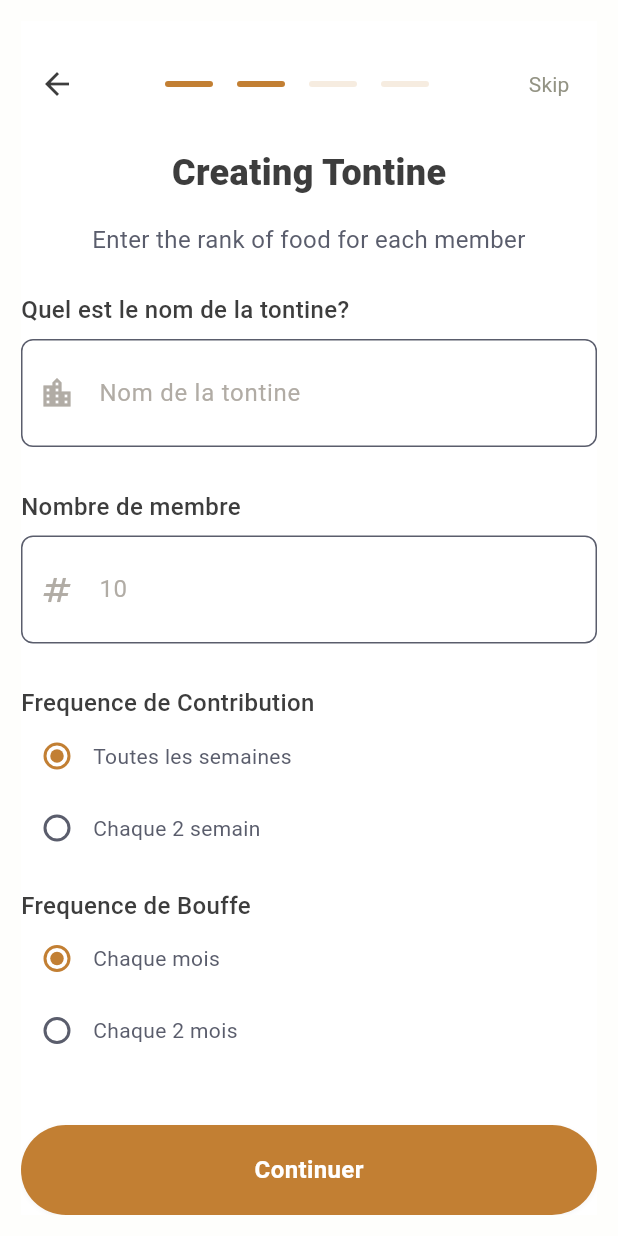
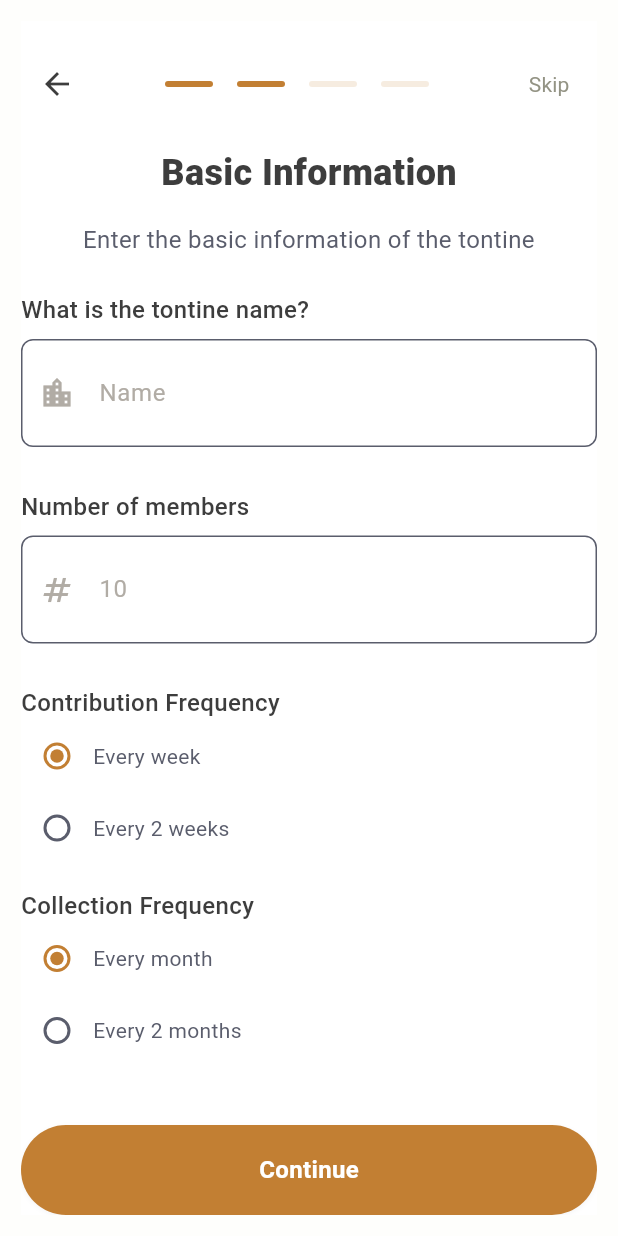
Before and after one commit to konnofuente/manzon, a Flutter app: the CreateTontinePage screen opened by its route, after a tap on "Skip", on a phone screen of 412 x 824 dp. Run offline on Flutter 3.47's test engine with Material 3 defaults, Android fonts, the phone set to English and light mode, and no system bars; our stand-ins replace cloud_firestore, connectivity_plus, contacts_service, equatable, firebase_auth, firebase_core and 10 more; missing offline and left inert: connection_notifier, firebase_app_check; accounts and stored records are empty; Roboto replaces fonts that are missing (Rubik); project files that could hold a hidden picture were left out.

Commit message:
refactor(app): 15 updated app langauge

```diff
--- a/lib/app/manzon.dart
+++ b/lib/app/manzon.dart
@@ -37,7 +37,7 @@ class _ManzonAppState extends State<ManzonApp> {
           translations: widget.translations,
           locale: Get.deviceLocale,
           fallbackLocale: Locale('en', 'US'),
-          initialRoute: AppRouteNames.modifyAssociation,
+          initialRoute: AppRouteNames.splash,
           getPages: AppRoutes.routes
         ),
       ),
--- a/lib/presentation/controllers/create_tontine_controller.dart
+++ b/lib/presentation/controllers/create_tontine_controller.dart
@@ -22,6 +22,7 @@ class CreateTontineController extends GetxController {
   var filteredContacts = <Contact>[].obs;
   var selectedContacts = <Contact>[].obs;
   final RxBool orderVerficication = true.obs;
+  var isCreatingTontine = false.obs;
 
   // Step 1: Select Members
   final RxList<MemberEntity> selectedMembers = <MemberEntity>[].obs;
@@ -194,7 +195,7 @@ class CreateTontineController extends GetxController {
     receiverFrequency.value = value;
   }
 
-void createTontine() async {
+  void createTontine() async {
     final tontine = TontineModel(
       id: Uuid().v4(),
       name: tontineNameController.text,
@@ -205,36 +206,24 @@ void createTontine() async {
       membersId: selectedMembers.map((m) => m.id).toList(),
       orderList: selectedMembers.map((e) => MemberMapper.toModel(e)).toList(),
       cycles: [],
-      associationId: 'association_id', // Replace with actual association ID
-      cycleDuration: 4, // Example value, replace with actual cycle duration
+      associationId: 'association_id',
+      cycleDuration: 4,
       currentCycle: 0,
     );
 
-    // Printing all tontine values for debugging
-    print('Tontine Values:');
-    print('ID: ${tontine.id}');
-    print('Name: ${tontine.name}');
-    print('Contribution Amount: ${tontine.contributionAmount}');
-    print('Contribution Frequency: ${tontine.contributionFrequency}');
-    print('Receiver Frequency: ${tontine.receiverFrequency}');
-    print('Members: ${tontine.members}');
-    print('Members ID: ${tontine.membersId}');
-    print('Order List: ${tontine.orderList}');
-    print('Cycles: ${tontine.cycles}');
-    print('Association ID: ${tontine.associationId}');
-    print('Cycle Duration: ${tontine.cycleDuration}');
-    print('Current Cycle: ${tontine.currentCycle}');
-
-  try {
+    try {
+      isCreatingTontine.value = true;
       await tontineDataSource.addTontine(tontine);
-      ToastUtils.showSuccess(Get.context!, "Tontine", "Your Tontine was successfully created");
-  } catch (e) {
-      // Handle any exceptions that occur during the execution of the code inside the try block
+      isCreatingTontine.value = false;
+      ToastUtils.showSuccess(
+          Get.context!, "Tontine", "Your Tontine was successfully created");
+    } catch (e) {
       print('Error: $e');
-      ToastUtils.showError(Get.context!, "Error", "An error occurred while creating the Tontine");
-  }
+      isCreatingTontine.value = false;
+      ToastUtils.showError(Get.context!, "Error",
+          "An error occurred while creating the Tontine");
+    }
 
     Get.toNamed(AppRouteNames.associationPage);
+  }
 }
-
-}
--- a/lib/presentation/pages/association_page/widgets/association_header.dart
+++ b/lib/presentation/pages/association_page/widgets/association_header.dart
@@ -63,7 +63,7 @@ class AssociationHeader extends StatelessWidget {
                     ),
                     // SizedBox(height: 4),
                     Text(
-                      '${'created_on.tr'} $createdDate', // Dynamic createdDate passed as a prop
+                      '${'created_on'.tr} $createdDate', // Dynamic createdDate passed as a prop
                       style: getMediumStyle(
                         color: AppColors.grayNormal,
                         fontSize: FontSize.s12,
--- a/lib/presentation/pages/create_association/components/basic_information.dart
+++ b/lib/presentation/pages/create_association/components/basic_information.dart
@@ -4,8 +4,6 @@ import 'package:flutter/material.dart';
 import 'package:image_picker/image_picker.dart';
 import 'package:manzon/app/core/helpers/keyboard.dart';
 import 'package:manzon/app/core/utils/screen_util.dart';
-import 'package:manzon/app/config/theme/app_colors.dart';
-import 'package:manzon/app/config/theme/style_manager.dart';
 import 'package:manzon/app/config/theme/export_theme_manager.dart';
 import 'package:manzon/presentation/widgets/text_field_widget.dart';
 import 'package:manzon/presentation/widgets/buttons/default_button.dart';
--- a/lib/presentation/pages/create_association/export_create_association.dart
+++ b/lib/presentation/pages/create_association/export_create_association.dart
@@ -1,6 +1,5 @@
 export 'components/TopNavigationIndicator.dart';
 export 'components/basic_information.dart';
-export 'components/creating_loader.dart';
 export 'components/headquater.dart';
 export 'components/meeting_days.dart';
 export 'components/meeting_frequency.dart';
--- a/lib/presentation/pages/create_tontine/components/order_members.dart
+++ b/lib/presentation/pages/create_tontine/components/order_members.dart
@@ -20,14 +20,14 @@ class _OrderMembersState extends State<OrderMembers> {
     return Scaffold(
       body: Column(
         children: [
-          const StepInformation(
-            title: 'Creating Tontine',
-            description: 'Enter the rank of food for each member',
+           StepInformation(
+            title: 'ranking'.tr,
+            description: 'enter_the_rank_for_each_member'.tr,
           ),
           TextField(
             decoration: InputDecoration(
               prefixIcon: Icon(Icons.search),
-              hintText: 'Rechercher',
+              hintText: 'search'.tr,
               border: OutlineInputBorder(
                 borderRadius: BorderRadius.circular(8),
               ),
@@ -40,9 +40,9 @@ class _OrderMembersState extends State<OrderMembers> {
           Expanded(
             child: Obx(() {
               if (controller.selectedMembers.isEmpty) {
-                return const Center(
+                return  Center(
                   child: Text(
-                    'Aucun membre sélectionné.',
+                    'no_member_selected'.tr,
                     style: TextStyle(fontSize: 18, color: Colors.grey),
                   ),
                 );
@@ -102,7 +102,7 @@ class _OrderMembersState extends State<OrderMembers> {
               onTap: controller.validateOrder() ? controller.nextStep : null,
               status: controller.orderVerficication.value ? ButtonState.enable : ButtonState.disable,
               backgroundColor: AppColors.primaryNormal,
-              text: 'Continuer',
+              text: 'continue'.tr,
               width: double.infinity,
               fontWeight: FontWeight.w600,
               borderRadius: 50.0,
--- a/lib/presentation/pages/create_tontine/components/tontine_information.dart
+++ b/lib/presentation/pages/create_tontine/components/tontine_information.dart
@@ -19,14 +19,14 @@ class _TontineInformationState extends State<TontineInformation> {
     return Column(
       crossAxisAlignment: CrossAxisAlignment.start,
       children: [
-        const StepInformation(
-          title: 'Creating Tontine',
-          description: 'Enter the rank of food for each member',
+         StepInformation(
+          title: 'basic_information'.tr,
+          description: 'enter_the_basic_information_of_the_tontine'.tr,
         ),
         SizedBox(
           height: AppSize.s12,
         ),
-        Text('Quel est le nom de la tontine?',
+        Text('what_is_the_tontine_name'.tr,
             style: getMediumStyle(
                 color: AppColors.blackNormal, fontSize: FontSize.s16)),
         const SizedBox(
@@ -34,13 +34,13 @@ class _TontineInformationState extends State<TontineInformation> {
         ),
         TextFieldWidget(
           prefixIcon: Icons.location_city,
-          hintText: "Nom de la tontine".tr,
+          hintText: "name".tr,
           controller: controller.tontineNameController,
           isPassword: false,
           keyboardType: TextInputType.text,
           readOnly: false,
         ),
-        Text('Nombre de membre',
+        Text('number_of_member'.tr,
             style: getMediumStyle(
                 color: AppColors.blackNormal, fontSize: FontSize.s16)),
         const SizedBox(
@@ -54,7 +54,7 @@ class _TontineInformationState extends State<TontineInformation> {
           keyboardType: TextInputType.number,
           readOnly: false,
         ),
-        Text('Frequence de Contribution',
+        Text('contribution_frequency'.tr,
             style: getMediumStyle(
                 color: AppColors.blackNormal, fontSize: FontSize.s16)),
         Obx(() {
@@ -69,7 +69,7 @@ class _TontineInformationState extends State<TontineInformation> {
                       controller.updateContributionFrequency(value!);
                     },
                   ),
-                  const Text('Toutes les semaines'),
+                   Text('every_week'.tr),
                 ],
               ),
               Row(
@@ -81,14 +81,14 @@ class _TontineInformationState extends State<TontineInformation> {
                       controller.updateContributionFrequency(value!);
                     },
                   ),
-                  const Text('Chaque 2 semain'),
+                   Text('every_2_weeks'.tr),
                 ],
               ),
             ],
           );
         }),
         SizedBox(height: AppSize.s16),
-        Text('Frequence de Bouffe',
+        Text('collection_frequency'.tr,
             style: getMediumStyle(
                 color: AppColors.blackNormal, fontSize: FontSize.s16)),
         Obx(() {
@@ -103,7 +103,7 @@ class _TontineInformationState extends State<TontineInformation> {
                       controller.updateReceiverFrequency(value!);
                     },
                   ),
-                  Text('Chaque mois'),
+                  Text('every_month'.tr),
                 ],
               ),
               Row(
@@ -115,7 +115,7 @@ class _TontineInformationState extends State<TontineInformation> {
                       controller.updateReceiverFrequency(value!);
                     },
                   ),
-                  Text('Chaque 2 mois'),
+                  Text('every_2_months'.tr),
                 ],
               ),
             ],
@@ -125,7 +125,7 @@ class _TontineInformationState extends State<TontineInformation> {
         DefaultButton(
           onTap: controller.nextStep,
           backgroundColor: AppColors.primaryNormal,
-          text: 'Continuer',
+          text: 'continue'.tr,
           width: double.infinity,
           fontWeight: FontWeight.w600,
           borderRadius: 50.0,
--- a/lib/presentation/pages/create_tontine/components/verification_tontine_screen.dart
+++ b/lib/presentation/pages/create_tontine/components/verification_tontine_screen.dart
@@ -1,8 +1,8 @@
 import 'package:get/get.dart';
 import 'package:flutter/material.dart';
+import 'package:manzon/app/core/utils/enums/button_status.dart';
 import 'package:manzon/presentation/widgets/export_widget.dart';
 import 'package:manzon/app/config/theme/export_theme_manager.dart';
-import 'package:manzon/domain/entities/export_domain_entities.dart';
 import 'package:manzon/presentation/widgets/tiles/verification_tiles.dart';
 import 'package:manzon/presentation/controllers/create_tontine_controller.dart';
 
@@ -35,7 +35,7 @@ class VerificationScreen extends StatelessWidget {
             child: ListView(
               children: [
                 VerificationTile(
-                  title: 'Montant individuel',
+                  title: 'individual_amount'.tr,
                   subtitle:
                       '${controller.individualAmountController.text} FCFA',
                   titleStyle: getRegularStyle(
@@ -47,7 +47,7 @@ class VerificationScreen extends StatelessWidget {
                 ),
                 SizedBox(height: AppSize.s20),
                 VerificationTile(
-                  title: 'Amande',
+                  title: 'fine'.tr,
                   subtitle: '${controller.penaltyAmountController.text} FCFA',
                   titleStyle: getRegularStyle(
                     color: AppColors.fontLightDisabled,
@@ -58,7 +58,7 @@ class VerificationScreen extends StatelessWidget {
                 ),
                 SizedBox(height: AppSize.s20),
                 VerificationTile(
-                  title: 'Fréquence de bouffe',
+                  title: 'collection_frequency'.tr,
                   subtitle:
                       'Tous les ${controller.receiverFrequency.value.toShortString()}',
                   titleStyle: getRegularStyle(
@@ -70,7 +70,7 @@ class VerificationScreen extends StatelessWidget {
                 ),
                 SizedBox(height: AppSize.s20),
                 VerificationTile(
-                  title: 'Fréquence de contribution',
+                  title: 'contribution_frequency'.tr,
                   subtitle:
                       'Tous les ${controller.contributionFrequency.value.toShortString()}',
                   titleStyle: getRegularStyle(
@@ -84,14 +84,16 @@ class VerificationScreen extends StatelessWidget {
               ],
             ),
           ),
-          DefaultButton(
+          Obx(() => DefaultButton(
             onTap: controller.createTontine,
+            status: controller.isCreatingTontine.value ? ButtonState.loading : ButtonState.enable, // Update ButtonState as needed
             backgroundColor: AppColors.primaryNormal,
-            text: 'Créer la tontine',
+            text: 'create_tontine'.tr,
             width: double.infinity,
             fontWeight: FontWeight.w600,
             borderRadius: 50.0,
-          ),
+          )),
+
         ],
       ),
     );
--- a/lib/presentation/pages/create_tontine/pages/select_tontine_members.dart
+++ b/lib/presentation/pages/create_tontine/pages/select_tontine_members.dart
@@ -21,7 +21,7 @@ class _SelectTontineMembersState extends State<SelectTontineMembers> {
       appBar: AppBar(
         title: Center(
           child: Text(
-            'Selectioner vos membre',
+            'select_contacts_page'.tr,
             style: getSemiBoldStyle(
               color: AppColors.blackNormal,
               fontSize: FontSize.s18,
@@ -52,12 +52,12 @@ class _SelectTontineMembersState extends State<SelectTontineMembers> {
             Expanded(
               child: Obx(() {
                 if (controller.contacts.isEmpty) {
-                  return const Center(
+                  return  Center(
                     child: Column(
                       mainAxisAlignment: MainAxisAlignment.center,
                       children: [
                         Text(
-                          'Loading contacts...',
+                          'loading_contacts'.tr,
                           style: TextStyle(fontSize: 18, color: Colors.grey),
                         ),
                         SizedBox(height: 20),
```
Also changed, not shown: lib/app/config/lang/en.json (+43 -1 lines), lib/app/config/lang/fr.json (+42 -1 lines), lib/presentation/pages/association_page/pages/select_contact_page.dart (+5 -5 lines), lib/presentation/pages/create_association/components/verification.dart (+41 -19 lines), lib/presentation/pages/create_tontine/components/financial_information.dart (+12 -12 lines), lib/presentation/pages/create_association/components/creating_loader.dart (deleted).
